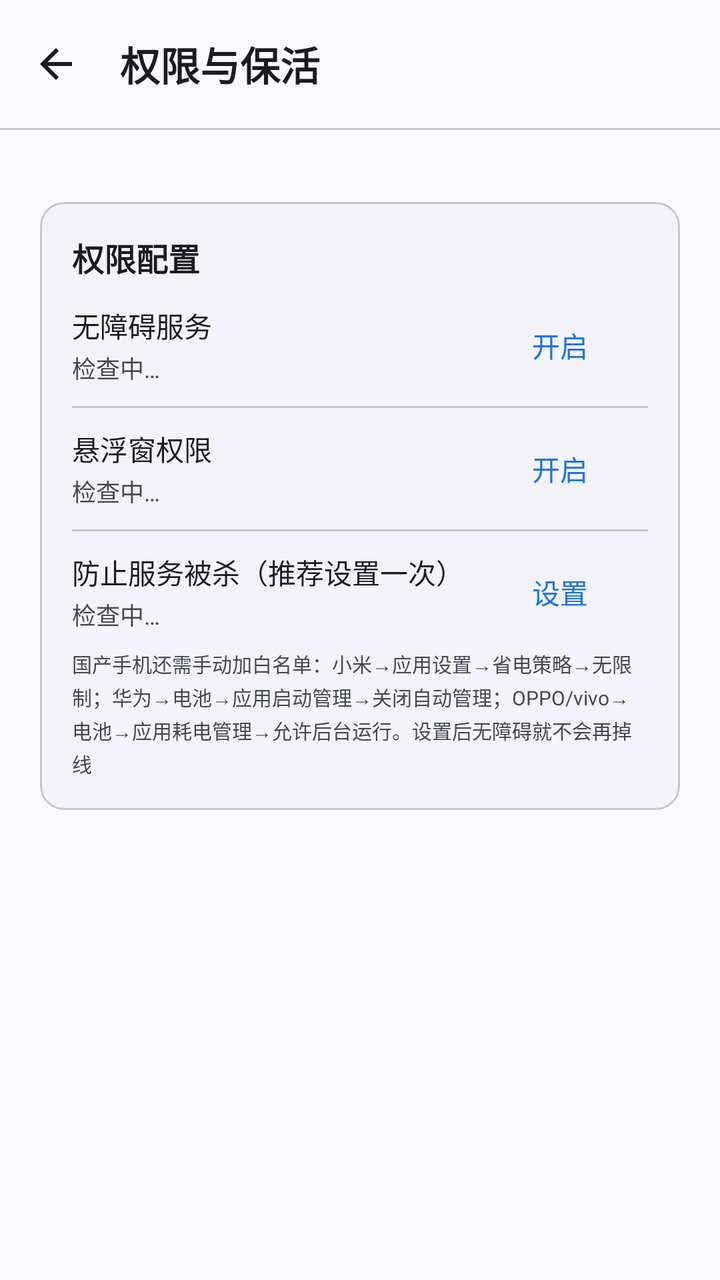
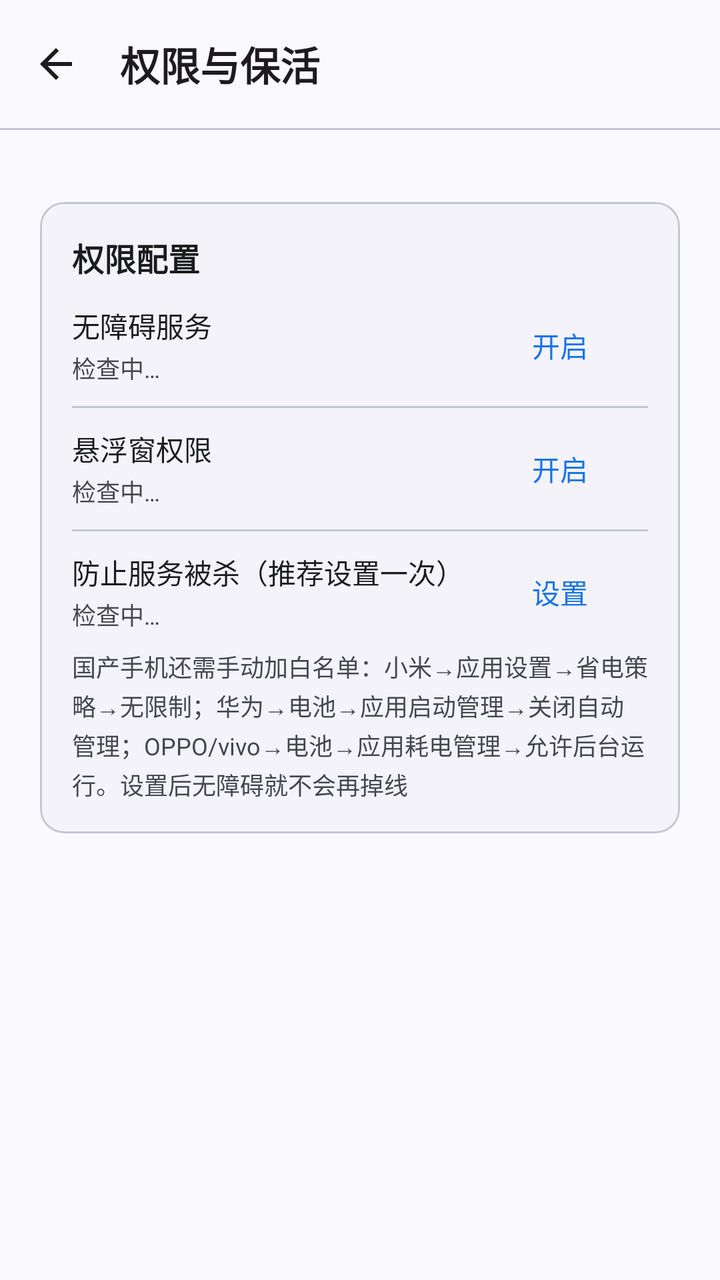

The first picture is an Android layout as it rendered before a commit; the second is the same layout after the commit. The layout source and the unified diff follow.
<!-- AndroidManifest.xml: application theme Theme.ScreenTranslator -->
<!-- res/layout/activity_permission.xml -->
<?xml version="1.0" encoding="utf-8"?>
<LinearLayout xmlns:android="http://schemas.android.com/apk/res/android"
    xmlns:app="http://schemas.android.com/apk/res-auto"
    android:layout_width="match_parent"
    android:layout_height="match_parent"
    android:background="?attr/colorSurface"
    android:orientation="vertical">

    
    <com.google.android.material.appbar.MaterialToolbar
        android:id="@+id/topAppBar"
        style="@style/Widget.ScreenTranslator.Toolbar"
        android:layout_width="match_parent"
        android:layout_height="?attr/actionBarSize"
        app:navigationIcon="@drawable/ic_arrow_back"
        app:navigationContentDescription="@string/common_btn_back_content_description"
        app:title="@string/common_t05" />

    <com.google.android.material.divider.MaterialDivider
        style="@style/Widget.ScreenTranslator.Divider"
        android:layout_width="match_parent"
        android:layout_height="1dp" />

    <androidx.core.widget.NestedScrollView
        android:layout_width="match_parent"
        android:layout_height="match_parent"
        android:fillViewport="true">

        <LinearLayout
            android:layout_width="match_parent"
            android:layout_height="wrap_content"
            android:orientation="vertical"
            android:paddingHorizontal="20dp"
            android:paddingTop="16dp"
            android:paddingBottom="20dp">

        
        <com.google.android.material.card.MaterialCardView
            android:layout_width="match_parent"
            android:layout_height="wrap_content"
            android:layout_marginTop="20dp"
            app:cardCornerRadius="@dimen/md_card_radius"
            app:cardElevation="0dp"
            app:cardBackgroundColor="?attr/colorSurfaceContainerLow">

            <LinearLayout
                android:layout_width="match_parent"
                android:layout_height="wrap_content"
                android:orientation="vertical"
                android:padding="16dp">

                <TextView
                    android:layout_width="wrap_content"
                    android:layout_height="wrap_content"
                    android:text="@string/permission_t04"
                    android:textColor="?attr/colorOnSurface"
                    android:textSize="16sp"
                    android:textStyle="bold" />

                <LinearLayout
                    android:layout_width="match_parent"
                    android:layout_height="wrap_content"
                    android:layout_marginTop="12dp"
                    android:orientation="horizontal"
                    android:gravity="center_vertical">

                    <LinearLayout
                        android:layout_width="0dp"
                        android:layout_height="wrap_content"
                        android:layout_weight="1"
                        android:orientation="vertical">

                        <TextView
                            android:layout_width="wrap_content"
                            android:layout_height="wrap_content"
                            android:text="@string/permission_t03"
                            android:textColor="?attr/colorOnSurface"
                            android:textSize="14sp" />

                        <TextView
                            android:id="@+id/tvAccessibilityStatus"
                            android:layout_width="wrap_content"
                            android:layout_height="wrap_content"
                            android:layout_marginTop="2dp"
                            android:text="@string/common_tv_engine_status"
                            android:textSize="12sp" />
                    </LinearLayout>

                    <com.google.android.material.button.MaterialButton
                        android:id="@+id/btnEnableAccessibility"
                        style="@style/Widget.ScreenTranslator.Button.Text"
                        android:layout_width="wrap_content"
                        android:layout_height="wrap_content"
                        android:text="@string/permission_btn_enable_accessibility"
                        android:textColor="?attr/colorPrimary" />
                </LinearLayout>

                <com.google.android.material.divider.MaterialDivider
                    style="@style/Widget.ScreenTranslator.Divider"
                    android:layout_width="match_parent"
                    android:layout_height="1dp"
                    android:layout_marginTop="10dp" />

                <LinearLayout
                    android:layout_width="match_parent"
                    android:layout_height="wrap_content"
                    android:layout_marginTop="10dp"
                    android:orientation="horizontal"
                    android:gravity="center_vertical">

                    <LinearLayout
                        android:layout_width="0dp"
                        android:layout_height="wrap_content"
                        android:layout_weight="1"
                        android:orientation="vertical">

                        <TextView
                            android:layout_width="wrap_content"
                            android:layout_height="wrap_content"
                            android:text="@string/permission_t02"
                            android:textColor="?attr/colorOnSurface"
                            android:textSize="14sp" />

                        <TextView
                            android:id="@+id/tvOverlayStatus"
                            android:layout_width="wrap_content"
                            android:layout_height="wrap_content"
                            android:layout_marginTop="2dp"
                            android:text="@string/common_tv_engine_status"
                            android:textSize="12sp" />
                    </LinearLayout>

                    <com.google.android.material.button.MaterialButton
                        android:id="@+id/btnEnableOverlay"
                        style="@style/Widget.ScreenTranslator.Button.Text"
                        android:layout_width="wrap_content"
                        android:layout_height="wrap_content"
                        android:text="@string/permission_btn_enable_accessibility"
                        android:textColor="?attr/colorPrimary" />
                </LinearLayout>

                <com.google.android.material.divider.MaterialDivider
                    style="@style/Widget.ScreenTranslator.Divider"
                    android:layout_width="match_parent"
                    android:layout_height="1dp"
                    android:layout_marginTop="10dp" />

                <LinearLayout
                    android:layout_width="match_parent"
                    android:layout_height="wrap_content"
                    android:layout_marginTop="10dp"
                    android:orientation="horizontal"
                    android:gravity="center_vertical">

                    <LinearLayout
                        android:layout_width="0dp"
                        android:layout_height="wrap_content"
                        android:layout_weight="1"
                        android:orientation="vertical">

                        <TextView
                            android:layout_width="wrap_content"
                            android:layout_height="wrap_content"
                            android:text="@string/permission_t05"
                            android:textColor="?attr/colorOnSurface"
                            android:textSize="14sp" />

                        <TextView
                            android:id="@+id/tvBatteryStatus"
                            android:layout_width="wrap_content"
                            android:layout_height="wrap_content"
                            android:layout_marginTop="2dp"
                            android:text="@string/common_tv_engine_status"
                            android:textSize="12sp" />
                    </LinearLayout>

                    <com.google.android.material.button.MaterialButton
                        android:id="@+id/btnBatteryOptimize"
                        style="@style/Widget.ScreenTranslator.Button.Text"
                        android:layout_width="wrap_content"
                        android:layout_height="wrap_content"
                        android:text="@string/common_btn_settings_content_description"
                        android:textColor="?attr/colorPrimary" />
                </LinearLayout>

                <TextView
                    android:layout_width="match_parent"
                    android:layout_height="wrap_content"
                    android:layout_marginTop="8dp"
                    android:text="@string/permission_t01"
                    android:textColor="?attr/colorOnSurfaceVariant"
                    android:textSize="10sp"
                    android:lineSpacingExtra="2dp" />
            </LinearLayout>
        </com.google.android.material.card.MaterialCardView>
    </LinearLayout>
    </androidx.core.widget.NestedScrollView>
</LinearLayout>
<!-- resources referenced by this layout -->
<resources>
  <dimen name="md_card_radius">@dimen/md_corner_md</dimen>
  <!-- drawable ic_arrow_back (drawable) -->
  <?xml version="1.0" encoding="utf-8"?>
  <vector xmlns:android="http://schemas.android.com/apk/res/android"
      android:width="24dp"
      android:height="24dp"
      android:viewportWidth="24"
      android:viewportHeight="24">
      <path
          android:fillColor="@color/md_on_surface"
          android:pathData="M20,11H7.83l5.59,-5.59L12,4l-8,8 8,8 1.41,-1.41L7.83,13H20v-2z" />
  </vector>
  <string name="common_btn_back_content_description">返回</string>
  <string name="common_btn_settings_content_description">设置</string>
  <string name="common_t05">权限与保活</string>
  <string name="common_tv_engine_status">检查中…</string>
  <string name="permission_btn_enable_accessibility">开启</string>
  <string name="permission_t01">国产手机还需手动加白名单：小米→应用设置→省电策略→无限制；华为→电池→应用启动管理→关闭自动管理；OPPO/vivo→电池→应用耗电管理→允许后台运行。设置后无障碍就不会再掉线</string>
  <string name="permission_t02">悬浮窗权限</string>
  <string name="permission_t03">无障碍服务</string>
  <string name="permission_t04">权限配置</string>
  <string name="permission_t05">防止服务被杀（推荐设置一次）</string>
  <style name="Widget.ScreenTranslator.Button.Text" parent="Widget.Material3.Button.TextButton">
          <item name="android:minHeight">40dp</item>
      </style>
  <style name="Widget.ScreenTranslator.Divider" parent="Widget.Material3.MaterialDivider">
          
          <item name="dividerColor">?attr/colorOutlineVariant</item>
      </style>
  <style name="Widget.ScreenTranslator.Toolbar" parent="Widget.Material3.Toolbar">
          <item name="android:background">?attr/colorSurface</item>
          <item name="titleTextAppearance">@style/TextAppearance.ScreenTranslator.AppBarTitle</item>
          <item name="titleCentered">false</item>
          <item name="navigationIconTint">?attr/colorOnSurface</item>
          <item name="android:elevation">0dp</item>
      </style>
  <dimen name="md_corner_md">12dp</dimen>
  <color name="md_on_surface">#1A1C1E</color>
  <style name="TextAppearance.ScreenTranslator.AppBarTitle" parent="TextAppearance.Material3.TitleLarge">
          <item name="android:textSize">20sp</item>
          <item name="android:textStyle">bold</item>
      </style>
  <color name="md_primary">#1A73E8</color>
  <color name="md_on_primary">#FFFFFF</color>
  <color name="md_primary_container">#D3E3FD</color>
  <color name="md_on_primary_container">#041E49</color>
  <color name="md_inverse_primary">#A8C7FA</color>
  <color name="md_secondary">#545F71</color>
  <color name="md_on_secondary">#FFFFFF</color>
  <color name="md_secondary_container">#D8E2F6</color>
  <color name="md_on_secondary_container">#111C2B</color>
  <color name="md_tertiary">#6E5C8E</color>
  <color name="md_on_tertiary">#FFFFFF</color>
  <color name="md_tertiary_container">#EDDCFC</color>
  <color name="md_on_tertiary_container">#281645</color>
  <color name="md_error">#B3261E</color>
  <color name="md_on_error">#FFFFFF</color>
  <color name="md_error_container">#F9DEDC</color>
  <color name="md_on_error_container">#410E0B</color>
  <color name="md_surface">#FAF9FD</color>
  <color name="md_surface_variant">#E1E2EC</color>
  <color name="md_on_surface_variant">#44474F</color>
  <color name="md_inverse_surface">#2F3033</color>
  <color name="md_inverse_on_surface">#F1F0F4</color>
  <color name="md_surface_container_lowest">#FFFFFF</color>
  <color name="md_surface_container_low">#F4F3F9</color>
  <color name="md_surface_container">#EFEEF4</color>
  <color name="md_surface_container_high">#E9E8EF</color>
  <color name="md_surface_container_highest">#E3E2E9</color>
  <color name="md_outline">#74777F</color>
  <color name="md_outline_variant">#C4C6D0</color>
  <!-- unchanged entries left out for length: 1 -->
</resources>

<!-- the commit's change to res/layout/activity_permission.xml (unified diff, before → after) -->
@@ -189,7 +189,7 @@
                     android:layout_marginTop="8dp"
                     android:text="@string/permission_t01"
                     android:textColor="?attr/colorOnSurfaceVariant"
-                    android:textSize="10sp"
+                    android:textSize="12sp"
                     android:lineSpacingExtra="2dp" />
             </LinearLayout>
         </com.google.android.material.card.MaterialCardView>
